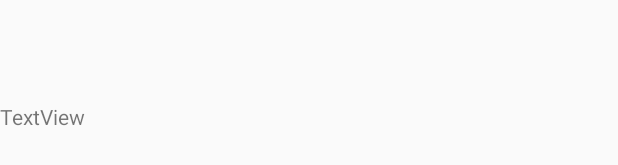
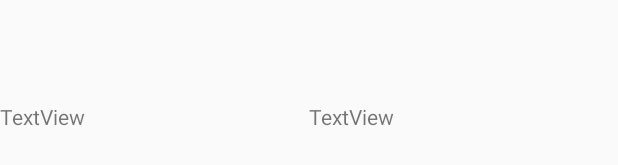
Before and after one commit to lostwarrior404/Peek, an Android app: the layout activity_main.xml on its own in the app's theme, with its tools: preview values and no code run, on a phone screen of 412 x 824 dp. Shown: the part 493-658 px from the top of the screen. Run offline under Robolectric (Android 15) with nearby library versions, the phone set to English and light mode, and no system bars.

Commit message:
Done 'Demo 1'

```diff
--- a/app/src/main/java/com/example/tushar/mc_final/Login.java
+++ b/app/src/main/java/com/example/tushar/mc_final/Login.java
@@ -6,6 +6,7 @@ import android.support.annotation.NonNull;
 import android.support.v7.app.AppCompatActivity;
 import android.util.Log;
 import android.view.View;
+import android.widget.Button;
 import android.widget.Toast;
 
 import com.google.android.gms.auth.api.Auth;
@@ -28,7 +29,7 @@ import com.google.firebase.auth.GoogleAuthProvider;
 public class Login extends AppCompatActivity {
 
     private FirebaseAuth mAuth;
-    private SignInButton loginButton;
+    private Button loginButton;
     private static final int RC_SIGN_IN = 1;
     private GoogleSignInClient mGoogleSignInClient;
     private GoogleApiClient mGoogleApiClient;
@@ -50,7 +51,7 @@ public class Login extends AppCompatActivity {
             }
         };
 
-        loginButton = (SignInButton) findViewById(R.id.loginButton);
+        loginButton = (Button) findViewById(R.id.loginButton);
         // Configure Google Sign In
         GoogleSignInOptions gso = new GoogleSignInOptions.Builder(GoogleSignInOptions.DEFAULT_SIGN_IN)
                 .requestIdToken(getString(R.string.default_web_client_id))
--- a/app/src/main/java/com/example/tushar/mc_final/User.java
+++ b/app/src/main/java/com/example/tushar/mc_final/User.java
@@ -54,6 +54,9 @@ public class User {
     }
 
     public void setmFriends(ArrayList<String> mFriends) {
+        if(this.mFriends==null){
+            this.mFriends=new ArrayList<String>();
+        }
         this.mFriends = mFriends;
     }
 
--- a/app/src/main/res/layout/activity_main.xml
+++ b/app/src/main/res/layout/activity_main.xml
@@ -94,7 +94,13 @@
             android:id="@+id/textView3"
             android:layout_width="wrap_content"
             android:layout_height="122dp"
-            android:layout_weight="1"
+            android:layout_weight="0.5"
+            android:text="TextView" />
+        <TextView
+            android:id="@+id/friendlocation"
+            android:layout_width="wrap_content"
+            android:layout_height="122dp"
+            android:layout_weight="0.5"
             android:text="TextView" />
     </LinearLayout>
 
--- a/app/src/main/res/values/styles.xml
+++ b/app/src/main/res/values/styles.xml
@@ -1,7 +1,7 @@
 <resources>
 
     <!-- Base application theme. -->
-    <style name="AppTheme" parent="Theme.AppCompat.Light.DarkActionBar">
+    <style name="AppTheme" parent="Theme.AppCompat.Light.NoActionBar">
         <!-- Customize your theme here. -->
         <item name="colorPrimary">@color/colorPrimary</item>
         <item name="colorPrimaryDark">@color/colorPrimaryDark</item>
```
Also changed, not shown: app/src/main/java/com/example/tushar/mc_final/MainActivity.java (+44 -7 lines), app/src/main/res/layout/activity_login.xml (+28 -7 lines), app/src/main/res/drawable/login_with_google.png (added), app/src/main/res/drawable/peek.png (added), app/src/main/res/drawable/peek_logo.png (added).
